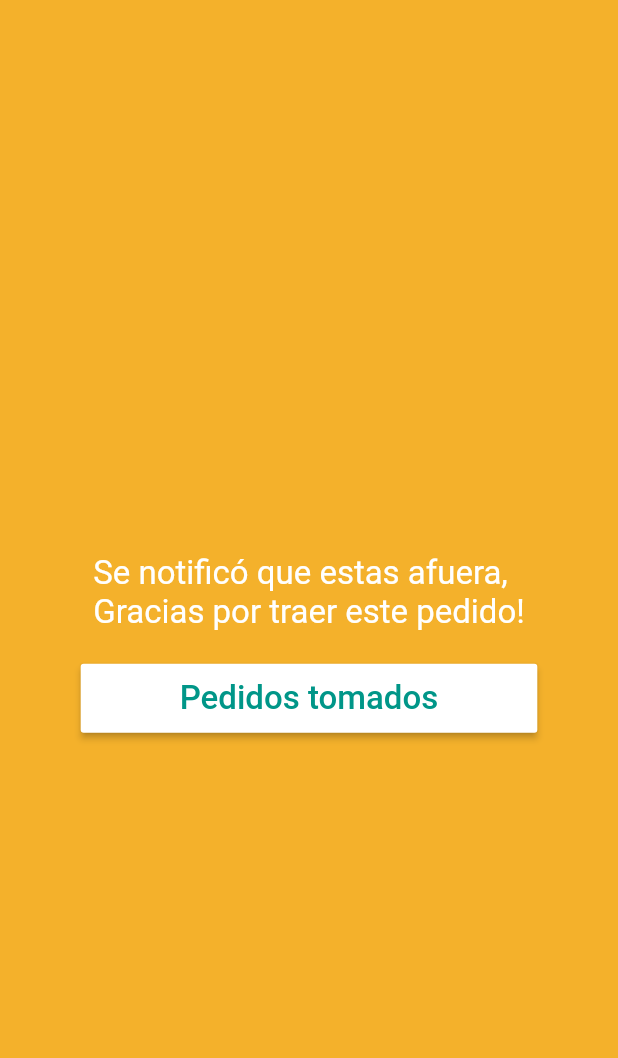
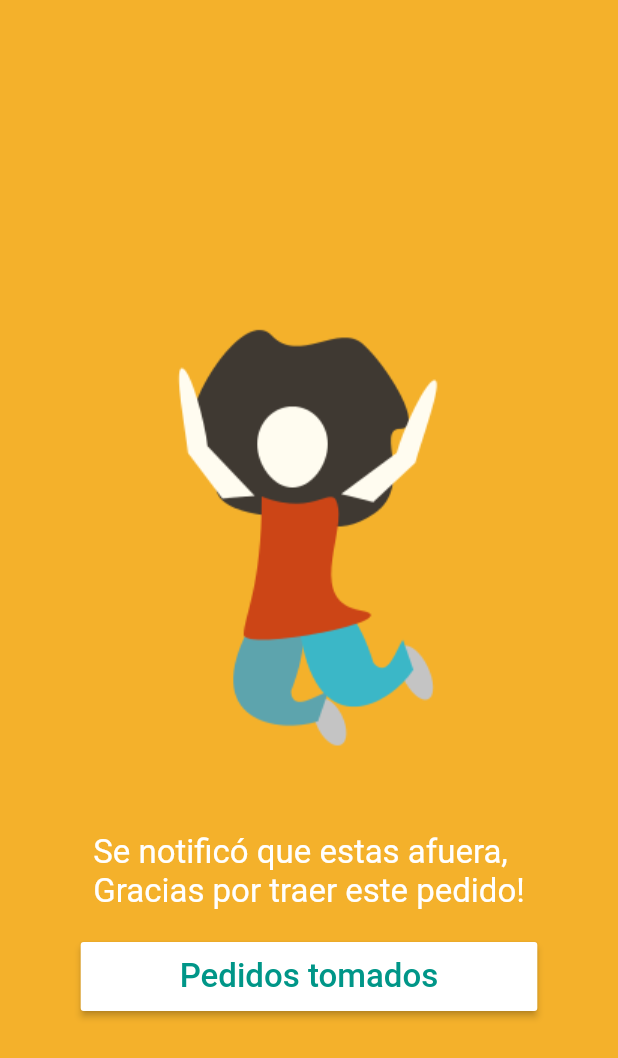
Before and after one commit to Florencia-97/Flutter-Dart-App, a Flutter app: the ThanksScreen screen opened directly, on a phone screen of 412 x 824 dp. Shown: the top 1058 px of the screen. Run offline on Flutter 3.47's test engine with Material 2 defaults, Android fonts, the phone set to English and light mode, and no system bars; our stand-ins replace firebase_auth, firebase_database, firebase_messaging, flutter_local_notifications, flutter_spinkit; accounts and stored records are empty.

Commit message:
Adding some more ilustrations

```diff
--- a/wafi/lib/extras/order_item.dart
+++ b/wafi/lib/extras/order_item.dart
@@ -50,7 +50,7 @@ class OrderSources {
 
     static const OrderSource Photocopier = OrderSource("photocopier", "Fotocopiadora", Icons.print, 'assets/copy.png');
     static const OrderSource Kiosk = OrderSource("kiosk", "Kiosko", Icons.fastfood, 'assets/coffe.png');
-    static const OrderSource Buffet = OrderSource("buffet", "Comedor", Icons.fastfood, 'assets/coffe.png');
+    static const OrderSource Buffet = OrderSource("buffet", "Comedor", Icons.fastfood, 'assets/burger.png');
 
     static const List<OrderSource> validSources = [Photocopier, Kiosk, Buffet];
 
--- a/wafi/lib/extras/thanks_screen.dart
+++ b/wafi/lib/extras/thanks_screen.dart
@@ -21,9 +21,10 @@ class _ThanksScreenState extends State<ThanksScreen>{
           child: Column(
             mainAxisSize: MainAxisSize.min,
             children: <Widget>[
+              Image.asset('assets/persona.png'),
               Center(
                 child: Container(
-                padding: EdgeInsets.only(left: 50.0, right: 50.0, top: 35.0, bottom: 20.0),
+                padding: EdgeInsets.only(left: 50.0, right: 50.0, top: 0.0, bottom: 20.0),
                 child: Text(
                   'Se notificó que estas afuera,\nGracias por traer este pedido!',
                   style: TextStyle(fontSize: 22, fontWeight: FontWeight.w400, color: Colors.white),
```
Also changed, not shown: wafi/assets/burger.png (added), wafi/assets/persona.png (added), wafi/assets/persona.svg (added).
